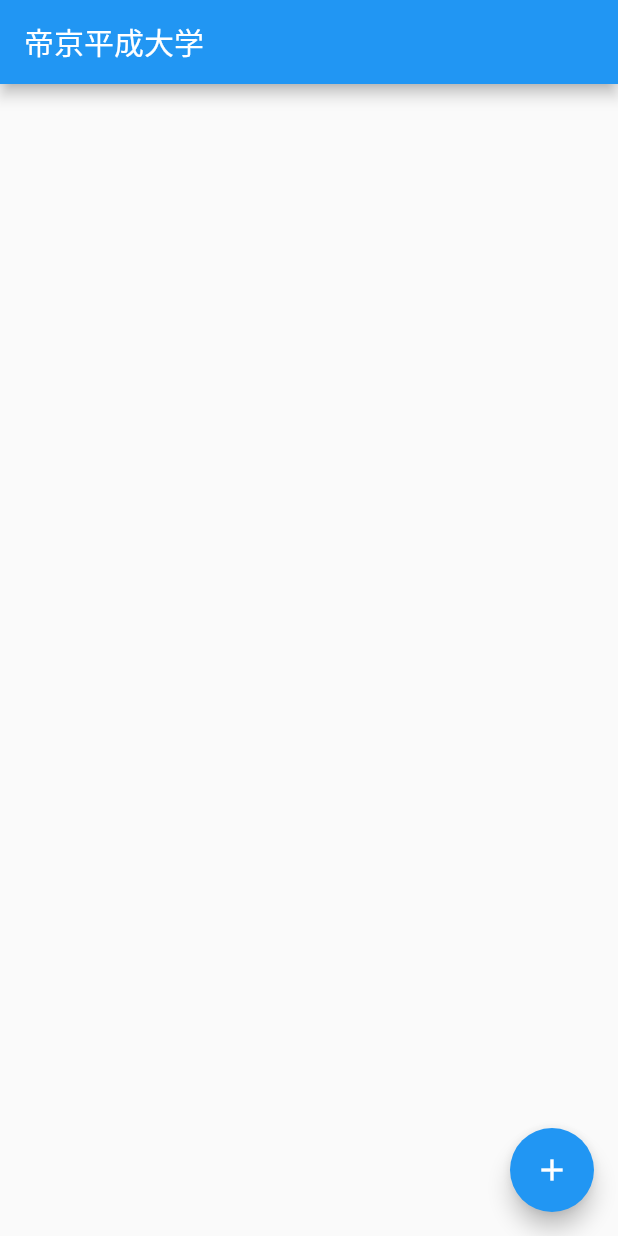
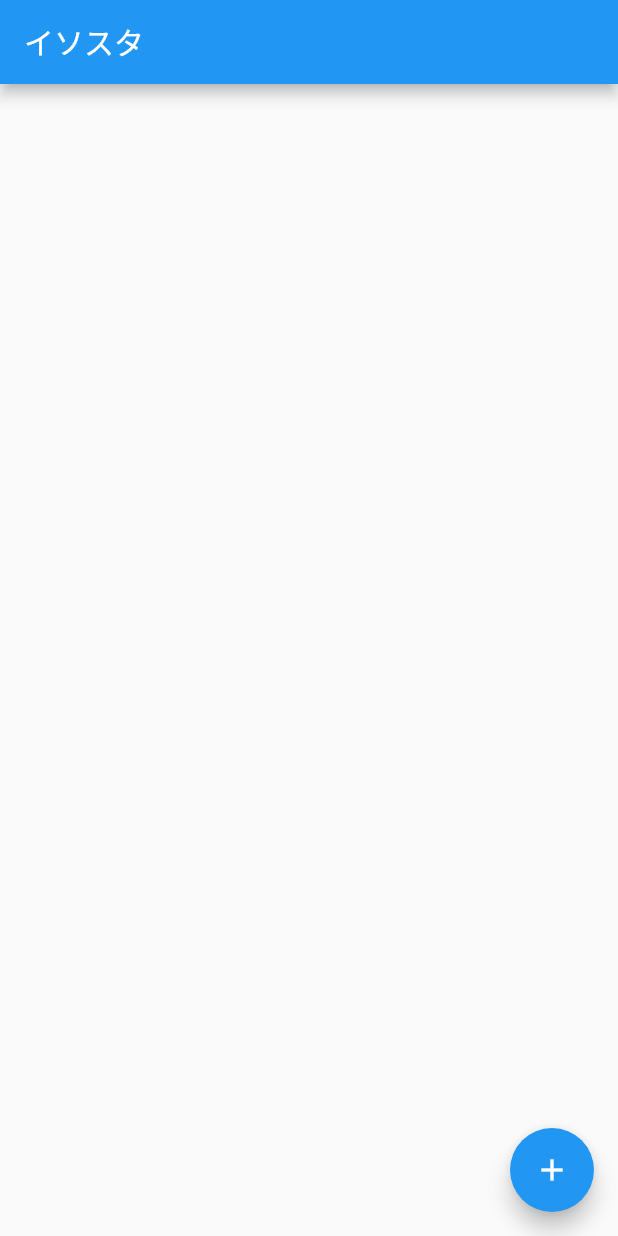
Before and after one commit to yunkai1841/flutter-test, a Flutter app: the screen it shows after launch, on a phone screen of 412 x 824 dp. Run offline on Flutter 3.47's test engine with Material 2 defaults, Android fonts, the phone set to English and light mode, and no system bars.

Commit message:
rename title

```diff
--- a/lib/main.dart
+++ b/lib/main.dart
@@ -26,7 +26,7 @@ class MyApp extends StatelessWidget {
         // is not restarted.
         primarySwatch: Colors.blue,
       ),
-      home: const MyHomePage(title: '帝京平成大学'),
+      home: const MyHomePage(title: 'イソスタ'),
     );
   }
 }
```
